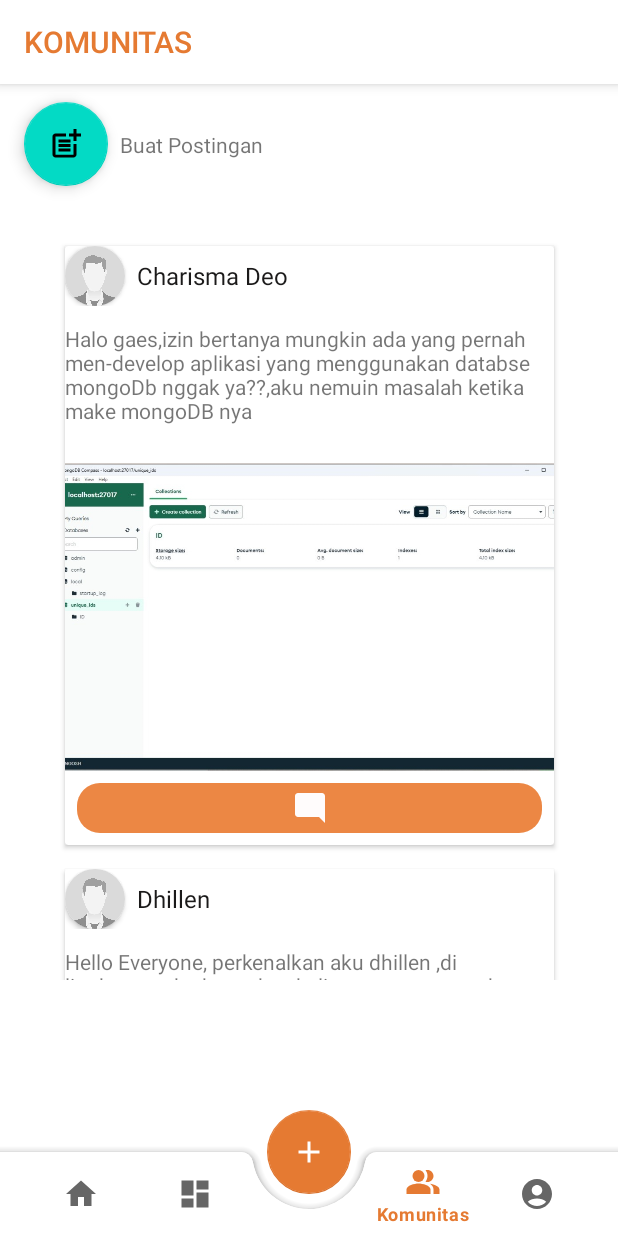
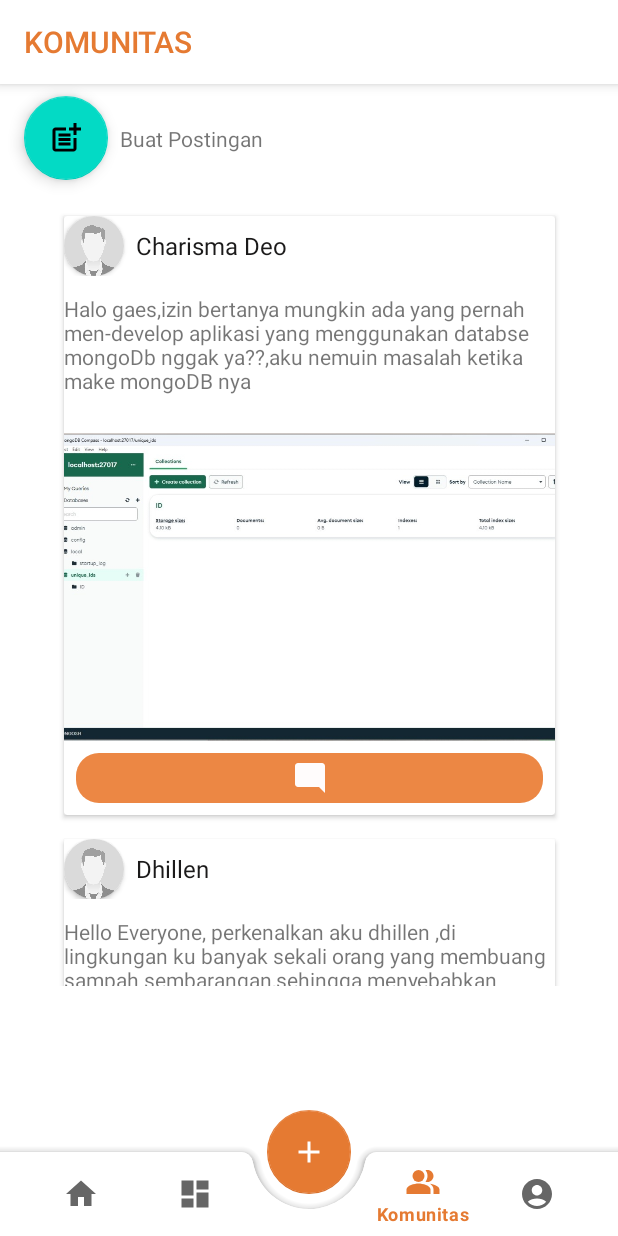
Before and after one commit to ideation-project/repository, an Android app: the KomunitasFragment screen opened through its navigation route, on a phone screen of 412 x 824 dp. Run offline under Robolectric (Android 15) with nearby library versions, the phone set to English and light mode, and no system bars; our stand-ins replace navigation-ui, paging; 2 statements that could not run were skipped.

Commit message:
Perbaikan tampilan

```diff
--- a/Ideation/app/src/main/java/com/gemastik/ideation/ui/addProject/AddProjectActivity.kt
+++ b/Ideation/app/src/main/java/com/gemastik/ideation/ui/addProject/AddProjectActivity.kt
@@ -13,9 +13,11 @@ import android.widget.Toast
 import androidx.activity.result.contract.ActivityResultContracts
 import androidx.activity.viewModels
 import androidx.appcompat.app.AppCompatActivity
+import com.gemastik.ideation.MainActivity
 import com.gemastik.ideation.R
 import com.gemastik.ideation.databinding.ActivityAddProjectBinding
 import com.gemastik.ideation.result.TheResult
+import com.gemastik.ideation.ui.home.HomeFragment
 import okhttp3.MediaType.Companion.toMediaType
 import okhttp3.MultipartBody
 import okhttp3.RequestBody.Companion.asRequestBody
@@ -109,6 +111,8 @@ class AddProjectActivity : AppCompatActivity() {
                         is TheResult.Success -> {
                             Toast.makeText(this, "berhasil dikirim", Toast.LENGTH_SHORT).show()
                             Log.i("create :", "berhasil dikirim")
+                            val intent = Intent(this,MainActivity::class.java)
+                            startActivity(intent)
                             finish()
 
                         }
--- a/Ideation/app/src/main/java/com/gemastik/ideation/ui/customView/MyEditEmail.kt
+++ b/Ideation/app/src/main/java/com/gemastik/ideation/ui/customView/MyEditEmail.kt
@@ -27,7 +27,7 @@ class MyEditEmail : AppCompatEditText {
 
     override fun onDraw(canvas: Canvas?) {
         super.onDraw(canvas)
-        hint = "Masukkan Email"
+        hint = "Masukkan Username"
         textAlignment = View.TEXT_ALIGNMENT_VIEW_START
     }
 
--- a/Ideation/app/src/main/res/drawable/baseline_rectangle_active_24.xml
+++ b/Ideation/app/src/main/res/drawable/baseline_rectangle_active_24.xml
@@ -1,4 +1,4 @@
-<vector android:height="10dp" android:tint="#66B8DD"
+<vector android:height="10dp" android:tint="#FFC107"
     android:viewportHeight="24" android:viewportWidth="24"
     android:width="40dp" xmlns:android="http://schemas.android.com/apk/res/android">
     <path android:fillColor="@android:color/white" android:pathData="M2,4h20v16h-20z"/>
--- a/Ideation/app/src/main/res/drawable/baseline_rectangle_off_24.xml
+++ b/Ideation/app/src/main/res/drawable/baseline_rectangle_off_24.xml
@@ -1,4 +1,4 @@
-<vector android:height="8dp" android:tint="#81D4FA"
+<vector android:height="8dp" android:tint="#FACC44"
     android:viewportHeight="6" android:viewportWidth="24"
     android:width="40dp" xmlns:android="http://schemas.android.com/apk/res/android">
     <path android:fillColor="#90CAF9" android:pathData="M2,4h20v16h-20z"/>
--- a/Ideation/app/src/main/res/layout/activity_intro.xml
+++ b/Ideation/app/src/main/res/layout/activity_intro.xml
@@ -86,7 +86,7 @@
         android:layout_width="250dp"
         android:layout_height="250dp"
         android:layout_marginBottom="30dp"
-        android:src="@drawable/logo_ide_kita_ik"
+        android:src="@drawable/ideation_logo_crop"
         app:layout_constraintBottom_toTopOf="@+id/tv_tittle_3"
         app:layout_constraintEnd_toEndOf="@+id/tv_tittle_3"
         app:layout_constraintStart_toStartOf="@+id/tv_tittle_3" />
@@ -149,7 +149,7 @@
 
     <Button
         android:id="@+id/bt_to_login"
-        android:backgroundTint="#90CAF9"
+        android:backgroundTint="#FF9800"
         android:text="@string/lanjut"
         android:textColor="#838383"
         android:layout_width="wrap_content"
--- a/Ideation/app/src/main/res/layout/fragment_komunitas.xml
+++ b/Ideation/app/src/main/res/layout/fragment_komunitas.xml
@@ -16,7 +16,7 @@
             android:layout_width="wrap_content"
             android:layout_height="wrap_content"
             android:layout_marginStart="16dp"
-            android:layout_marginTop="12dp"
+            android:layout_marginTop="8dp"
             android:clickable="true"
             android:src="@drawable/ic_post_add_black"
             app:layout_constraintStart_toStartOf="parent"
@@ -36,12 +36,11 @@
 
         <androidx.recyclerview.widget.RecyclerView
             android:id="@+id/rv_postingan"
+            android:layout_width="375dp"
+            android:layout_height="553dp"
+            android:layout_marginStart="16dp"
+            android:layout_marginEnd="16dp"
             android:padding="16dp"
-            android:layout_width="374dp"
-            android:layout_height="529dp"
-            android:layout_marginStart="16dp"
-            android:layout_marginTop="16dp"
-            android:layout_marginEnd="16dp"
             app:layout_constraintEnd_toEndOf="parent"
             app:layout_constraintHorizontal_bias="0.509"
             app:layout_constraintStart_toStartOf="parent"
```
